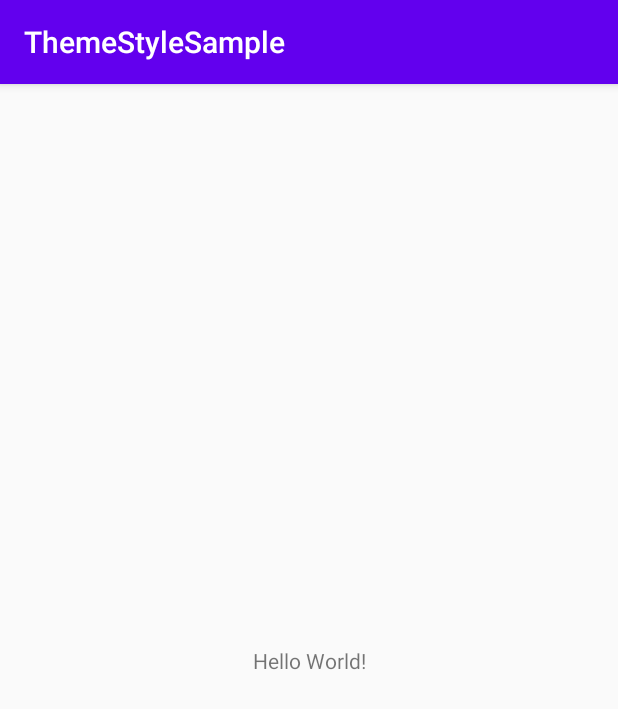
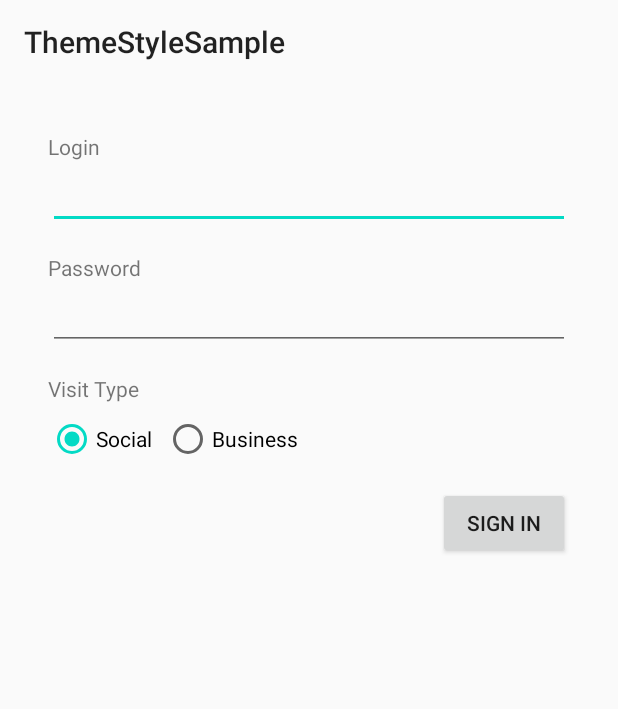
Before and after one commit to AlexeyKatsuro/ThemeStyleSample, an Android app: the screen it shows after launch (MainActivity), on a phone screen of 412 x 824 dp. Shown: the top 709 px of the screen. Run offline under Robolectric (Android 15) with nearby library versions, the phone set to English and light mode, and no system bars.

Commit message:
Create initial state

```diff
--- a/app/src/main/AndroidManifest.xml
+++ b/app/src/main/AndroidManifest.xml
@@ -8,7 +8,7 @@
         android:label="@string/app_name"
         android:roundIcon="@mipmap/ic_launcher_round"
         android:supportsRtl="true"
-        android:theme="@style/AppTheme">
+        android:theme="@style/Theme.MyApp">
         <activity android:name=".MainActivity">
             <intent-filter>
                 <action android:name="android.intent.action.MAIN" />
--- a/app/src/main/res/layout/activity_main.xml
+++ b/app/src/main/res/layout/activity_main.xml
@@ -6,13 +6,99 @@
     android:layout_height="match_parent"
     tools:context=".MainActivity">
 
+    <androidx.appcompat.widget.Toolbar
+        android:id="@+id/toolbar"
+        android:layout_width="match_parent"
+        android:layout_height="wrap_content"
+        app:layout_constraintStart_toStartOf="parent"
+        app:layout_constraintTop_toTopOf="parent"
+        app:title="@string/app_name" />
+
     <TextView
+        android:id="@+id/text_login"
         android:layout_width="wrap_content"
         android:layout_height="wrap_content"
-        android:text="Hello World!"
-        app:layout_constraintBottom_toBottomOf="parent"
-        app:layout_constraintLeft_toLeftOf="parent"
-        app:layout_constraintRight_toRightOf="parent"
-        app:layout_constraintTop_toTopOf="parent" />
+        android:text="@string/login"
+        android:layout_marginStart="@dimen/edge_padding"
+        android:layout_marginTop="@dimen/edge_padding"
+        app:layout_constraintStart_toStartOf="parent"
+        app:layout_constraintTop_toBottomOf="@+id/toolbar" />
+
+    <EditText
+        android:id="@+id/text_input_login"
+        android:layout_width="match_parent"
+        android:layout_marginStart="@dimen/edge_padding"
+        android:layout_marginEnd="@dimen/edge_padding"
+        android:layout_height="wrap_content"
+        app:layout_constraintEnd_toEndOf="parent"
+        app:layout_constraintStart_toStartOf="parent"
+        app:layout_constraintTop_toBottomOf="@+id/text_login" />
+
+    <TextView
+        android:id="@+id/text_password"
+        android:layout_width="wrap_content"
+        android:layout_height="wrap_content"
+        android:text="@string/password"
+        android:layout_marginStart="@dimen/edge_padding"
+        android:layout_marginTop="@dimen/chain_padding"
+        app:layout_constraintStart_toStartOf="parent"
+        app:layout_constraintTop_toBottomOf="@id/text_input_login" />
+
+    <EditText
+        android:id="@+id/text_input_password"
+        android:layout_width="match_parent"
+        android:layout_marginStart="@dimen/edge_padding"
+        android:layout_marginEnd="@dimen/edge_padding"
+        android:layout_height="wrap_content"
+        android:inputType="textNoSuggestions|textPassword"
+        app:layout_constraintEnd_toEndOf="parent"
+        app:layout_constraintStart_toStartOf="parent"
+        app:layout_constraintTop_toBottomOf="@+id/text_password" />
+
+    <TextView
+        android:id="@+id/text_visit_type"
+        android:layout_width="wrap_content"
+        android:layout_height="wrap_content"
+        android:layout_marginStart="@dimen/edge_padding"
+        android:layout_marginTop="@dimen/chain_padding"
+        android:text="@string/visit_type"
+        app:layout_constraintStart_toStartOf="parent"
+        app:layout_constraintTop_toBottomOf="@+id/text_input_password" />
+
+    <RadioGroup
+        android:id="@+id/group_visit_type"
+        android:layout_width="0dp"
+        android:layout_height="wrap_content"
+        android:layout_marginStart="@dimen/edge_padding"
+        android:layout_marginEnd="@dimen/edge_padding"
+        android:orientation="horizontal"
+        app:layout_constraintEnd_toEndOf="parent"
+        app:layout_constraintStart_toStartOf="parent"
+        app:layout_constraintTop_toBottomOf="@+id/text_visit_type">
+
+        <RadioButton
+            android:layout_width="wrap_content"
+            android:layout_height="wrap_content"
+            android:layout_marginTop="@dimen/chain_padding_half"
+            android:layout_marginEnd="@dimen/chain_padding_half"
+            android:checked="true"
+            android:text="@string/visit_type_social" />
+
+        <RadioButton
+            android:layout_width="wrap_content"
+            android:layout_marginTop="@dimen/chain_padding_half"
+            android:layout_height="wrap_content"
+            android:text="@string/visit_type_business" />
+    </RadioGroup>
+
+    <Button
+        android:id="@+id/button"
+        android:layout_width="wrap_content"
+        android:layout_height="wrap_content"
+        android:layout_marginTop="@dimen/chain_padding"
+        android:layout_marginEnd="@dimen/edge_padding"
+        android:text="@string/sing_in"
+        app:layout_constraintEnd_toEndOf="parent"
+        app:layout_constraintTop_toBottomOf="@+id/group_visit_type" />
 
 </androidx.constraintlayout.widget.ConstraintLayout>
--- /dev/null
+++ b/app/src/main/res/values/dimens.xml
@@ -0,0 +1,7 @@
+<?xml version="1.0" encoding="utf-8"?>
+<resources>
+    <dimen name="elevation_toolbar">4dp</dimen>
+    <dimen name="edge_padding">32dp</dimen>
+    <dimen name="chain_padding">16dp</dimen>
+    <dimen name="chain_padding_half">8dp</dimen>
+</resources>
--- a/app/src/main/res/values/strings.xml
+++ b/app/src/main/res/values/strings.xml
@@ -1,3 +1,10 @@
 <resources>
     <string name="app_name">ThemeStyleSample</string>
+
+    <string name="login">Login</string>
+    <string name="password">Password</string>
+    <string name="sing_in">Sign In</string>
+    <string name="visit_type">Visit Type</string>
+    <string name="visit_type_social">Social</string>
+    <string name="visit_type_business">Business</string>
 </resources>
--- a/app/src/main/res/values/styles.xml
+++ b/app/src/main/res/values/styles.xml
@@ -1,6 +1,6 @@
 <resources>
     <!-- Base application theme. -->
-    <style name="AppTheme" parent="Theme.AppCompat.Light.DarkActionBar">
+    <style name="Theme.MyApp" parent="Theme.AppCompat.Light.NoActionBar">
         <!-- Customize your theme here. -->
         <item name="colorPrimary">@color/colorPrimary</item>
         <item name="colorPrimaryDark">@color/colorPrimaryDark</item>
--- a/build.gradle
+++ b/build.gradle
@@ -1,12 +1,12 @@
 // Top-level build file where you can add configuration options common to all sub-projects/modules.
 buildscript {
-    ext.kotlin_version = "1.3.61"
+    ext.kotlin_version = "1.3.70"
     repositories {
         google()
         jcenter()
     }
     dependencies {
-        classpath "com.android.tools.build:gradle:4.0.0-beta01"
+        classpath 'com.android.tools.build:gradle:4.0.0-beta02'
         classpath "org.jetbrains.kotlin:kotlin-gradle-plugin:$kotlin_version"
 
         // NOTE: Do not place your application dependencies here; they belong
```
